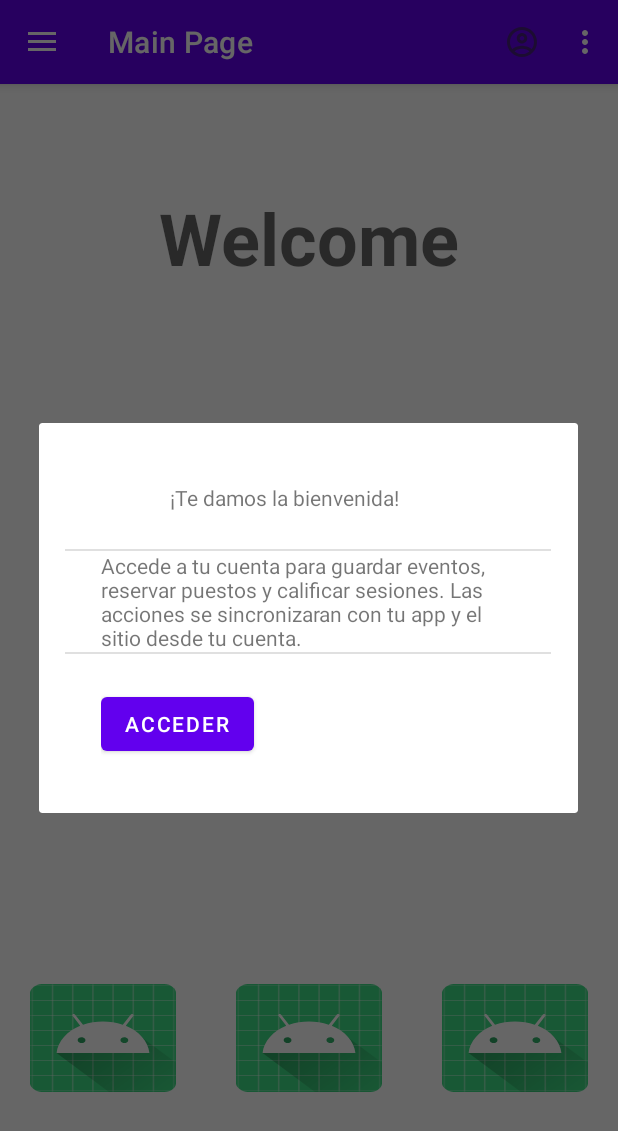
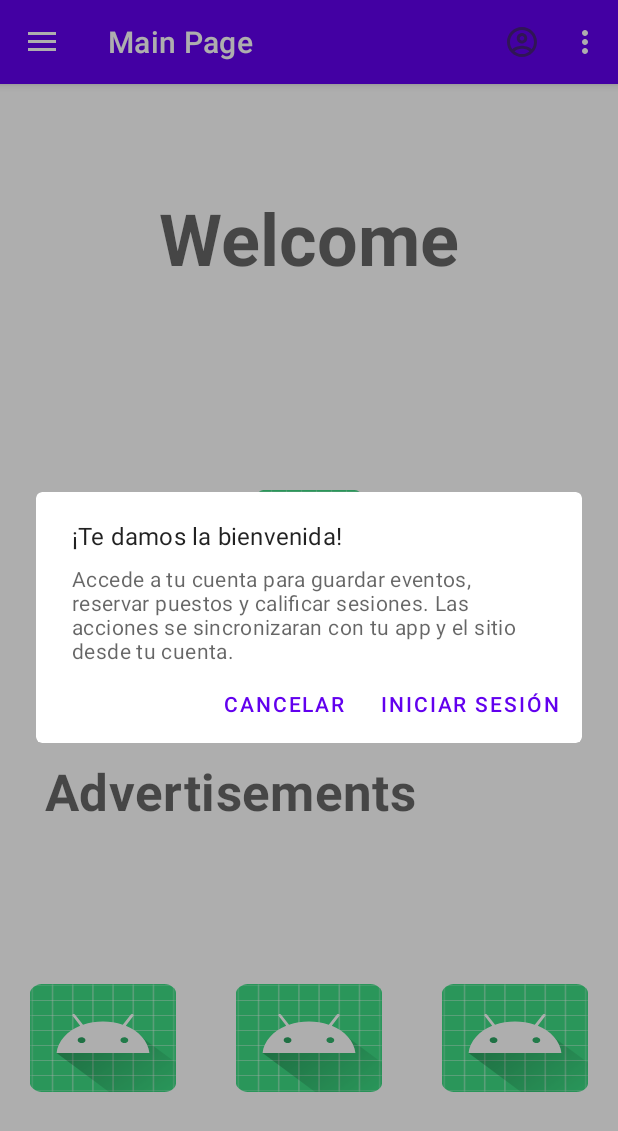
Before and after one commit to XamDR/AppCongreso, an Android app: the screen it shows after launch (MainActivity), after a tap on "Login", on a phone screen of 412 x 824 dp. Shown: the top 1131 px of the screen. Run offline under Robolectric (Android 15) with nearby library versions, the light colour scheme and no system bars; our stand-ins replace Firebase (no records; nobody signed in at launch, a user with empty details on screens opened directly), navigation-ui.

Commit message:
Se añadió opción para mostrar la foto del usuario en el navigation drawer.

```diff
--- a/app/src/main/java/org/grupotres/appcongreso/MainActivity.kt
+++ b/app/src/main/java/org/grupotres/appcongreso/MainActivity.kt
@@ -46,12 +46,6 @@ class MainActivity : AppCompatActivity() {
 			binding.drawerLayout
 		)
 		setupActionBarWithNavController(navController, appBarConfiguration)
-
-		//OCULTAR ITEM
-		//val navigationView: NavigationView = findViewById(R.id.nav_view) as NavigationView
-		//val nav_Menu: Menu = navigationView.getMenu()
-		//nav_Menu.findItem(R.id.nav_lecture_list).setVisible(false)
-
 		binding.navView.setupWithNavController(navController)
 	}
 }
--- a/app/src/main/java/org/grupotres/appcongreso/ui/home/HomeFragment.kt
+++ b/app/src/main/java/org/grupotres/appcongreso/ui/home/HomeFragment.kt
@@ -3,35 +3,32 @@ package org.grupotres.appcongreso.ui.home
 import android.content.Intent
 import android.os.Bundle
 import android.util.Log
-import android.view.*
-import android.widget.Button
-import androidx.appcompat.app.AlertDialog
+import android.view.LayoutInflater
+import android.view.MenuItem
+import android.view.View
+import android.view.ViewGroup
+import android.widget.ImageView
+import android.widget.Toast
 import androidx.fragment.app.Fragment
-import androidx.navigation.ui.AppBarConfiguration
+import androidx.navigation.fragment.findNavController
+import coil.load
 import com.google.android.gms.auth.api.signin.GoogleSignIn
 import com.google.android.gms.auth.api.signin.GoogleSignInClient
 import com.google.android.gms.auth.api.signin.GoogleSignInOptions
 import com.google.android.gms.common.api.ApiException
-import com.google.android.material.navigation.NavigationView
+import com.google.android.material.dialog.MaterialAlertDialogBuilder
 import com.google.firebase.auth.FirebaseAuth
+import com.google.firebase.auth.FirebaseUser
 import com.google.firebase.auth.GoogleAuthProvider
 import org.grupotres.appcongreso.MainActivity
 import org.grupotres.appcongreso.R
 import org.grupotres.appcongreso.databinding.FragmentHomeBinding
-import org.grupotres.appcongreso.ui.login.HomeActivity
 
 class HomeFragment : Fragment() {
 
-	companion object {
-		private const val RC_SIGN_IN = 120
-	}
-
-	var itemShow:Int = 0
-	private var isUserLogIn = false
 	private var binding: FragmentHomeBinding? = null
 	private lateinit var googleSignInClient: GoogleSignInClient
-	private lateinit var appBarConfiguration: AppBarConfiguration
-	private lateinit var mAuth: FirebaseAuth
+	private lateinit var auth: FirebaseAuth
 
 	override fun onCreate(savedInstanceState: Bundle?) {
 		super.onCreate(savedInstanceState)
@@ -46,12 +43,11 @@ class HomeFragment : Fragment() {
 		googleSignInClient = GoogleSignIn.getClient(requireActivity(), gso)
 
 		//Firebase Auth instance
-		mAuth = FirebaseAuth.getInstance()
+		auth = FirebaseAuth.getInstance()
 	}
 
 	override fun onCreateView(inflater: LayoutInflater, container: ViewGroup?, savedInstanceState: Bundle?): View? {
 		binding = FragmentHomeBinding.inflate(inflater, container, false)
-
 		return binding?.root
 	}
 
@@ -60,102 +56,93 @@ class HomeFragment : Fragment() {
 		binding = null
 	}
 
-	override fun onCreateOptionsMenu(menu: Menu, inflater: MenuInflater) {
-		// TODO Add your menu entries here
-		super.onCreateOptionsMenu(menu, inflater)
-
-	}
-
 	override fun onOptionsItemSelected(item: MenuItem): Boolean {
 		// Handle item selection
 		return when (item.itemId) {
 			R.id.action_login -> {
-				var modelDialog = AlertDialog.Builder(requireActivity())
-				val dialogVista = layoutInflater.inflate(R.layout.fragment_user_login, null)
-				val btnRedireccion = dialogVista.findViewById<Button>(R.id.acceder)
-				modelDialog.setView(dialogVista)
-				var dialogUserRedirect = modelDialog.create()
-				dialogUserRedirect.show()
-
-				mAuth = FirebaseAuth.getInstance()
-				val user = mAuth.currentUser
-
-				btnRedireccion.setOnClickListener() {
-					if (user != null) {
-						val dashboardIntent = Intent(requireActivity(), MainActivity::class.java)
-						startActivity(dashboardIntent)
-						requireActivity().finish()
-					}
-					else {
-						dialogUserRedirect.dismiss()
-						signIn()
-					}
-				}
-
+				showAlertDialog()
 				true
 			}
 			else -> super.onOptionsItemSelected(item)
 		}
 	}
 
-	private fun signIn() {
-		val signInIntent = googleSignInClient.signInIntent
-		startActivityForResult(signInIntent, HomeFragment.RC_SIGN_IN)
-	}
-
 	override fun onActivityResult(requestCode: Int, resultCode: Int, data: Intent?) {
 		super.onActivityResult(requestCode, resultCode, data)
 
 		// Result returned from launching the Intent from GoogleSignInApi.getSignInIntent(...);
-		if (requestCode == HomeFragment.RC_SIGN_IN) {
+		if (requestCode == RC_SIGN_IN) {
 			val task = GoogleSignIn.getSignedInAccountFromIntent(data)
-			val exception = task.exception
-			if (task.isSuccessful) {
-				try {
-					// Google Sign In was successful, authenticate with Firebase
-					val account = task.getResult(ApiException::class.java)!!
+			try {
+				// Google Sign In was successful, authenticate with Firebase
+				val account = task.result
+
+				if (account != null) {
+					account.idToken?.let { firebaseAuthWithGoogle(it) }
 					Log.d("MainActivity", "firebaseAuthWithGoogle:" + account.id)
-					firebaseAuthWithGoogle(account.idToken!!)
-				} catch (e: ApiException) {
-					// Google Sign In failed, update UI appropriately
-					Log.w("MainActivity", "Google sign in failed", e)
 				}
-			} else {
-				Log.w("MainActivity", exception.toString())
+			}
+			catch (e: ApiException) {
+				// Google Sign In failed, update UI appropriately
+				Log.d("MainActivity", "Google sign in failed $e")
 			}
 		}
 	}
 
+	private fun showAlertDialog() {
+		MaterialAlertDialogBuilder(requireContext())
+			.setTitle(getString(R.string.login_title))
+			.setMessage(getString(R.string.login_message))
+			.setNegativeButton(R.string.cancel_button) { dialog, _ -> dialog.dismiss() }
+			.setPositiveButton(R.string.redirect_button) { dialog, _ ->
+				dialog.dismiss()
+				signIn()
+			}.also { it.show() }
+	}
+
+	private fun signIn() {
+		val signInIntent = googleSignInClient.signInIntent
+		startActivityForResult(signInIntent, RC_SIGN_IN)
+	}
+
 	private fun firebaseAuthWithGoogle(idToken: String) {
 		val credential = GoogleAuthProvider.getCredential(idToken, null)
-		mAuth.signInWithCredential(credential)
+		auth.signInWithCredential(credential)
 			.addOnCompleteListener(requireActivity()) { task ->
 				if (task.isSuccessful) {
-					isUserLogIn = task.isSuccessful
 					// Sign in success, update UI with the signed-in user's information
 					Log.d("MainActivity", "signInWithCredential:success")
-					val intent = Intent(requireActivity(), MainActivity::class.java)
-					Log.d("ITEM", "bueno$itemShow")
-					startActivity(intent)
-					addItemNav()
-					requireActivity().finish()
-				} else {
+					addItemsToNavigationDrawer()
+					findNavController().navigate(R.id.action_home)
+					val user = auth.currentUser
+					if (user != null) {
+						loadUserPhoto(user)
+					}
+				}
+				else {
 					// If sign in fails, display a message to the user.
 					Log.d("MainActivity", "signInWithCredential:failure")
+					Toast.makeText(requireContext(), "Error al autenticar.", Toast.LENGTH_SHORT).show()
 				}
 			}
 	}
 
-	fun addItemNav(){
-		val navigationView: NavigationView = (requireActivity() as MainActivity).binding.navView
-		val navMenu: Menu = navigationView.menu
-		val prueba = navMenu.findItem(R.id.nav_resources).isVisible
-		if(prueba == false){
-			navMenu.findItem(R.id.nav_resources).isVisible = true
-			val prueba2 = navMenu.findItem(R.id.nav_resources).isVisible
-			Log.d("PRUEBA", "debe funca" + prueba2)
-		}else{
-			Log.d("PRUEBA", "no funca" + prueba)
+	private fun loadUserPhoto(user: FirebaseUser?) {
+		val uri = user?.photoUrl
+
+		if (uri != null) {
+			val imageView = (requireActivity() as MainActivity).binding.navView.findViewById<ImageView>(R.id.imageView)
+			imageView.load(uri)
 		}
 	}
+
+	private fun addItemsToNavigationDrawer(){
+		val navigationView = (requireActivity() as MainActivity).binding.navView
+		val navMenu = navigationView.menu
+		navMenu.findItem(R.id.nav_resources).isVisible = true
+	}
+
+	companion object {
+		private const val RC_SIGN_IN = 9001
+	}
 }
--- a/app/src/main/res/layout/content_main.xml
+++ b/app/src/main/res/layout/content_main.xml
@@ -16,8 +16,7 @@
 			android:layout_width="match_parent"
 			android:layout_height="?attr/actionBarSize"
 			android:background="?attr/colorPrimary"
-			app:popupTheme="@style/Theme.AppCongreso.PopupOverlay" />
-
+			app:popupTheme="@style/Theme.AppCongreso.PopupOverlay"/>
 	</com.google.android.material.appbar.AppBarLayout>
 
 	<androidx.constraintlayout.widget.ConstraintLayout
--- a/app/src/main/res/layout/fragment_user_login.xml
+++ /dev/null
@@ -1,121 +0,0 @@
-<?xml version="1.0" encoding="utf-8"?>
-<androidx.coordinatorlayout.widget.CoordinatorLayout
-xmlns:android="http://schemas.android.com/apk/res/android"
-xmlns:app="http://schemas.android.com/apk/res-auto"
-xmlns:tools="http://schemas.android.com/tools"
-android:layout_width="match_parent"
-android:layout_height="match_parent">
-
-<androidx.constraintlayout.widget.ConstraintLayout
-	android:id="@+id/constraintLayout3"
-	android:layout_width="324dp"
-	android:layout_height="244dp"
-	android:layout_gravity="center_horizontal"
-	android:layout_marginStart="16dp"
-	android:layout_marginTop="16dp"
-	android:layout_marginEnd="16dp"
-	android:orientation="vertical"
-	app:layout_constraintBottom_toBottomOf="parent"
-	app:layout_constraintEnd_toEndOf="parent"
-	app:layout_constraintStart_toStartOf="parent"
-	app:layout_constraintTop_toTopOf="parent">
-
-	<androidx.constraintlayout.widget.Guideline
-		android:id="@+id/guideline_start"
-		android:layout_width="0dp"
-		android:layout_height="0dp"
-		android:orientation="vertical"
-		app:layout_constraintGuide_begin="?dialogPreferredPadding" />
-
-	<androidx.constraintlayout.widget.Guideline
-		android:id="@+id/guideline_end"
-		android:layout_width="0dp"
-		android:layout_height="0dp"
-		android:orientation="vertical"
-		app:layout_constraintGuide_end="?dialogPreferredPadding" />
-
-	<TextView
-		android:id="@+id/welcome"
-		android:layout_width="0dp"
-		android:layout_height="wrap_content"
-		android:layout_marginStart="16dp"
-		android:gravity="center_vertical"
-		android:lines="1"
-		android:minHeight="68dp"
-		android:paddingTop="16dp"
-		android:paddingBottom="16dp"
-		android:text="¡Te damos la bienvenida!"
-		app:layout_constraintEnd_toStartOf="@id/guideline_end"
-		app:layout_constraintStart_toEndOf="@id/user_avatar"
-		app:layout_constraintTop_toTopOf="parent" />
-
-	<ImageView
-		android:id="@+id/user_avatar"
-		android:layout_width="30dp"
-		android:layout_height="30dp"
-		android:contentDescription="@null"
-		app:layout_constraintBottom_toBottomOf="@id/welcome"
-		app:layout_constraintStart_toEndOf="@id/guideline_start"
-		app:layout_constraintTop_toTopOf="parent"
-		app:srcCompat="@drawable/ic_default_profile_avatar" />
-
-	<View
-		android:id="@+id/divider1"
-		android:layout_width="0dp"
-		android:layout_height="1dp"
-		android:background="@drawable/list_divider"
-		app:layout_constraintLeft_toLeftOf="parent"
-		app:layout_constraintRight_toRightOf="parent"
-		app:layout_constraintTop_toBottomOf="@id/welcome" />
-
-	<TextView
-		android:id="@+id/message"
-		style="?materialAlertDialogBodyTextStyle"
-		android:layout_width="0dp"
-		android:layout_height="wrap_content"
-		android:text="Accede a tu cuenta para guardar eventos, reservar puestos y calificar sesiones. Las acciones se sincronizaran con tu app y el sitio desde tu cuenta."
-		app:layout_constraintEnd_toStartOf="@id/guideline_end"
-		app:layout_constraintStart_toEndOf="@id/guideline_start"
-		app:layout_constraintTop_toBottomOf="@id/divider1"
-		tools:ignore="PrivateResource"
-		tools:style="@style/AlertDialog.BodyText" />
-
-	<View
-		android:id="@+id/divider2"
-		android:layout_width="0dp"
-		android:layout_height="1dp"
-		android:background="@drawable/list_divider"
-		app:layout_constraintLeft_toLeftOf="parent"
-		app:layout_constraintRight_toRightOf="parent"
-		app:layout_constraintTop_toBottomOf="@id/message" />
-
-	<LinearLayout
-		android:layout_width="269dp"
-		android:layout_height="67dp"
-		android:layout_gravity="center_horizontal"
-		android:layout_marginStart="16dp"
-		android:layout_marginTop="16dp"
-		android:layout_marginEnd="16dp"
-		android:orientation="vertical"
-		app:layout_constraintBottom_toBottomOf="parent"
-		app:layout_constraintEnd_toEndOf="parent"
-		app:layout_constraintHorizontal_bias="0.347"
-		app:layout_constraintStart_toStartOf="parent"
-		app:layout_constraintTop_toTopOf="parent"
-		app:layout_constraintVertical_bias="0.9">
-
-		<Button
-			android:id="@+id/acceder"
-			android:layout_width="wrap_content"
-			android:layout_height="wrap_content"
-			android:text="Acceder"
-			app:layout_constraintBottom_toBottomOf="parent"
-			app:layout_constraintHorizontal_chainStyle="packed"
-			app:layout_constraintStart_toStartOf="parent"
-			app:layout_constraintTop_toBottomOf="@id/divider2"
-			/>
-
-	</LinearLayout>
-</androidx.constraintlayout.widget.ConstraintLayout>
-
-</androidx.coordinatorlayout.widget.CoordinatorLayout>
--- a/app/src/main/res/layout/nav_header_main.xml
+++ b/app/src/main/res/layout/nav_header_main.xml
@@ -12,12 +12,11 @@
 	android:paddingBottom="@dimen/activity_vertical_margin"
 	android:theme="@style/ThemeOverlay.AppCompat.Dark">
 
-	<ImageView
+	<com.google.android.material.imageview.ShapeableImageView
 		android:id="@+id/imageView"
 		android:layout_width="wrap_content"
 		android:layout_height="wrap_content"
 		android:contentDescription="@string/nav_header_desc"
-		android:paddingTop="@dimen/nav_header_vertical_spacing"
 		app:srcCompat="@mipmap/ic_launcher_round" />
 
 	<TextView
--- a/app/src/main/res/menu/main.xml
+++ b/app/src/main/res/menu/main.xml
@@ -7,7 +7,7 @@
 		android:orderInCategory="1"
 		android:title="@string/action_login"
 		android:icon="@drawable/ic_login"
-		app:showAsAction="ifRoom" />
+		app:showAsAction="ifRoom"/>
 
 	<item
 		android:id="@+id/action_settings"
--- a/app/src/main/res/navigation/mobile_navigation.xml
+++ b/app/src/main/res/navigation/mobile_navigation.xml
@@ -9,13 +9,12 @@
 		android:id="@+id/nav_home"
 		android:name="org.grupotres.appcongreso.ui.home.HomeFragment"
 		android:label="@string/menu_home"
-		tools:layout="@layout/fragment_home" />
+		tools:layout="@layout/fragment_home" >
 
-	<fragment
-		android:id="@+id/nav_login"
-		android:name="org.grupotres.appcongreso.ui.login.LoginFragment"
-		android:label="@string/menu_login"
-		tools:layout="@layout/fragment_login" />
+		<action
+			android:id="@+id/action_home"
+			app:destination="@id/nav_home"/>
+	</fragment>
 
 	<fragment
 		android:id="@+id/nav_lecture_list"
--- a/app/src/main/res/values/strings.xml
+++ b/app/src/main/res/values/strings.xml
@@ -20,4 +20,8 @@
 	<string name="menu_main_page">Main Page</string>
 	<!-- TODO: Remove or change this placeholder text -->
 	<string name="hello_blank_fragment">Hello blank fragment</string>
+	<string name="login_message">Accede a tu cuenta para guardar eventos, reservar puestos y calificar sesiones. Las acciones se sincronizaran con tu app y el sitio desde tu cuenta.</string>
+	<string name="login_title">¡Te damos la bienvenida!</string>
+	<string name="cancel_button">Cancelar</string>
+	<string name="redirect_button">Iniciar sesión</string>
 </resources>
```
Also changed, not shown: app/build.gradle (+3 -7 lines), app/src/main/java/org/grupotres/appcongreso/ui/resources/ResourcesFragment.kt (added, +26 -0 lines), app/src/main/res/layout/fragment_login.xml (deleted, +0 -22 lines), app/src/main/res/layout/fragment_resources.xml (added, +20 -0 lines).
